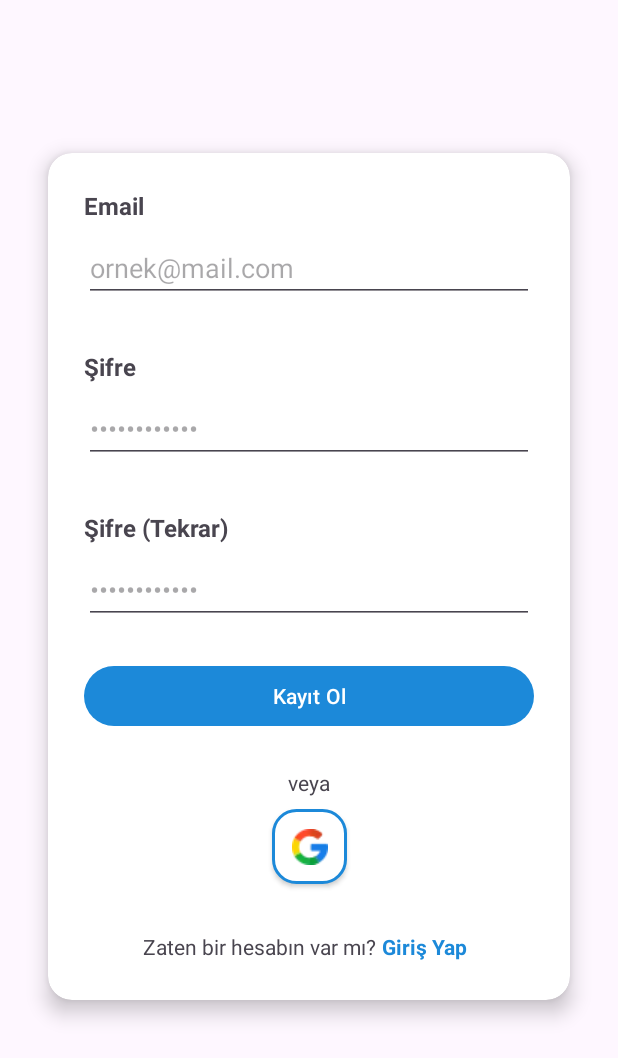
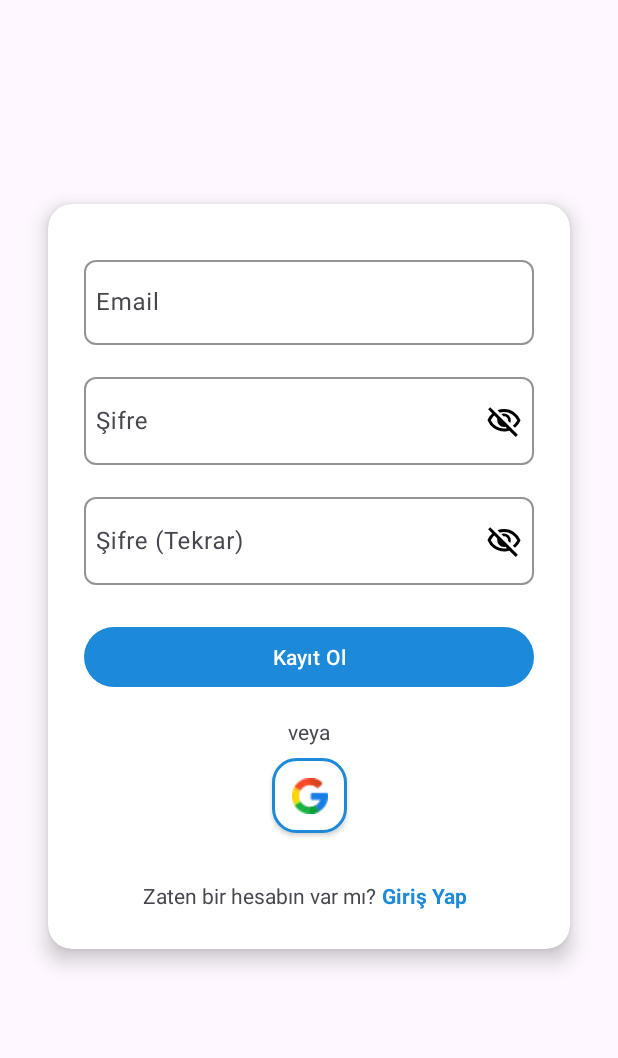
Before and after one commit to FatihOZKURT/Shopn, an Android app: the RegisterScreen screen opened through its navigation route, on a phone screen of 412 x 824 dp. Shown: the top 1058 px of the screen. Run offline under Robolectric (Android 15) with nearby library versions, the phone set to English and light mode, and no system bars; our stand-ins replace Dagger/Hilt's generated code, Firebase (no records; nobody signed in at launch, a user with empty details on screens opened directly).

Commit message:
Refactor: update UI layout for detail and auth screens

```diff
--- a/app/src/main/java/com/example/shopn/ui/screen/LoginScreen.kt
+++ b/app/src/main/java/com/example/shopn/ui/screen/LoginScreen.kt
@@ -24,6 +24,7 @@ import com.google.android.gms.common.api.ApiException
 import com.google.firebase.auth.FirebaseAuth
 import dagger.hilt.android.AndroidEntryPoint
 import androidx.core.content.edit
+import com.example.shopn.util.PasswordVisibilityHelper
 
 @AndroidEntryPoint
 class LoginScreen : Fragment() {
@@ -93,6 +94,7 @@ class LoginScreen : Fragment() {
                     Toast.makeText(requireContext(), "Hata: ${it.localizedMessage}", Toast.LENGTH_SHORT).show()
                 }
         }
+        PasswordVisibilityHelper(requireContext(), binding.passwordTextLogin)
 
         return binding.root
     }
--- a/app/src/main/java/com/example/shopn/ui/screen/RegisterScreen.kt
+++ b/app/src/main/java/com/example/shopn/ui/screen/RegisterScreen.kt
@@ -23,6 +23,7 @@ import dagger.hilt.android.AndroidEntryPoint
 import kotlin.getValue
 import com.example.shopn.R
 import androidx.core.content.edit
+import com.example.shopn.util.PasswordVisibilityHelper
 
 @AndroidEntryPoint
 class RegisterScreen : Fragment() {
@@ -78,6 +79,9 @@ class RegisterScreen : Fragment() {
             findNavController().navigateUp()
         }
 
+        PasswordVisibilityHelper(requireContext(), binding.passwordTextRegister)
+        PasswordVisibilityHelper(requireContext(), binding.confirmPassword)
+
         observeViewModel()
 
         return binding.root
--- /dev/null
+++ b/app/src/main/java/com/example/shopn/util/PassswordVisibilityHelper.kt
@@ -0,0 +1,62 @@
+package com.example.shopn.util
+
+import android.annotation.SuppressLint
+import android.content.Context
+import android.text.InputType
+import android.view.MotionEvent
+import android.widget.EditText
+import androidx.core.content.ContextCompat
+import com.example.shopn.R
+
+class PasswordVisibilityHelper(
+    private val context: Context,
+    private val editText: EditText
+) {
+
+    private var isPasswordVisible = false
+
+    init {
+        setupToggle()
+        setIcon(isPasswordVisible)
+    }
+
+    @SuppressLint("ClickableViewAccessibility")
+    private fun setupToggle() {
+        editText.setOnTouchListener { _, event ->
+            if (event.action == MotionEvent.ACTION_UP) {
+                val drawableEnd = editText.compoundDrawablesRelative[2]
+                if (drawableEnd != null) {
+                    val drawableWidth = drawableEnd.bounds.width()
+                    val touchAreaStart = editText.width - editText.paddingEnd - drawableWidth
+                    if (event.x >= touchAreaStart) {
+                        togglePasswordVisibility()
+                        return@setOnTouchListener true
+                    }
+                }
+            }
+            false
+        }
+    }
+
+    private fun togglePasswordVisibility() {
+        isPasswordVisible = !isPasswordVisible
+        val selection = editText.selectionEnd
+
+        if (isPasswordVisible) {
+            editText.inputType =
+                InputType.TYPE_CLASS_TEXT or InputType.TYPE_TEXT_VARIATION_VISIBLE_PASSWORD
+        } else {
+            editText.inputType =
+                InputType.TYPE_CLASS_TEXT or InputType.TYPE_TEXT_VARIATION_PASSWORD
+        }
+
+        editText.setSelection(selection)
+        setIcon(isPasswordVisible)
+    }
+
+    private fun setIcon(visible: Boolean) {
+        val icon = if (visible) R.drawable.visibility_on else R.drawable.visibility_off
+        val drawable = ContextCompat.getDrawable(context, icon)
+        editText.setCompoundDrawablesRelativeWithIntrinsicBounds(null, null, drawable, null)
+    }
+}
--- /dev/null
+++ b/app/src/main/res/drawable/visibility_off.xml
@@ -0,0 +1,5 @@
+<vector xmlns:android="http://schemas.android.com/apk/res/android" android:height="24dp" android:tint="#000000" android:viewportHeight="960" android:viewportWidth="960" android:width="24dp">
+
+    <path android:fillColor="@android:color/white" android:pathData="M644,532L586,474Q595,427 559,386Q523,345 466,354L408,296Q425,288 442.5,284Q460,280 480,280Q555,280 607.5,332.5Q660,385 660,460Q660,480 656,497.5Q652,515 644,532ZM772,658L714,602Q752,573 781.5,538.5Q811,504 832,460Q782,359 688.5,299.5Q595,240 480,240Q451,240 423,244Q395,248 368,256L306,194Q347,177 390,168.5Q433,160 480,160Q631,160 749,243.5Q867,327 920,460Q897,519 859.5,569.5Q822,620 772,658ZM792,904L624,738Q589,749 553.5,754.5Q518,760 480,760Q329,760 211,676.5Q93,593 40,460Q61,407 93,361.5Q125,316 166,280L56,168L112,112L848,848L792,904ZM222,336Q193,362 169,393Q145,424 128,460Q178,561 271.5,620.5Q365,680 480,680Q500,680 519,677.5Q538,675 558,672L522,634Q511,637 501,638.5Q491,640 480,640Q405,640 352.5,587.5Q300,535 300,460Q300,449 301.5,439Q303,429 306,418L222,336ZM541,429L541,429Q541,429 541,429Q541,429 541,429Q541,429 541,429Q541,429 541,429Q541,429 541,429Q541,429 541,429ZM390,504Q390,504 390,504Q390,504 390,504L390,504Q390,504 390,504Q390,504 390,504Q390,504 390,504Q390,504 390,504Z"/>
+
+</vector>
--- /dev/null
+++ b/app/src/main/res/drawable/visibility_on.xml
@@ -0,0 +1,5 @@
+<vector xmlns:android="http://schemas.android.com/apk/res/android" android:height="24dp" android:tint="#000000" android:viewportHeight="960" android:viewportWidth="960" android:width="24dp">
+
+    <path android:fillColor="@android:color/white" android:pathData="M480,640Q555,640 607.5,587.5Q660,535 660,460Q660,385 607.5,332.5Q555,280 480,280Q405,280 352.5,332.5Q300,385 300,460Q300,535 352.5,587.5Q405,640 480,640ZM480,568Q435,568 403.5,536.5Q372,505 372,460Q372,415 403.5,383.5Q435,352 480,352Q525,352 556.5,383.5Q588,415 588,460Q588,505 556.5,536.5Q525,568 480,568ZM480,760Q334,760 214,678.5Q94,597 40,460Q94,323 214,241.5Q334,160 480,160Q626,160 746,241.5Q866,323 920,460Q866,597 746,678.5Q626,760 480,760ZM480,460Q480,460 480,460Q480,460 480,460Q480,460 480,460Q480,460 480,460Q480,460 480,460Q480,460 480,460Q480,460 480,460Q480,460 480,460ZM480,680Q593,680 687.5,620.5Q782,561 832,460Q782,359 687.5,299.5Q593,240 480,240Q367,240 272.5,299.5Q178,359 128,460Q178,561 272.5,620.5Q367,680 480,680Z"/>
+
+</vector>
--- a/app/src/main/res/layout/register_screen.xml
+++ b/app/src/main/res/layout/register_screen.xml
@@ -5,126 +5,99 @@
     xmlns:tools="http://schemas.android.com/tools"
     android:layout_width="match_parent"
     android:layout_height="match_parent"
-    tools:context=".ui.screen.RegisterScreen" >
-
+    tools:context=".ui.screen.RegisterScreen">
 
     <androidx.cardview.widget.CardView
-        android:layout_width="0dp"
-        android:layout_height="wrap_content"
-        android:layout_margin="32dp"
+        style="@style/CardViewStyle"
         app:cardCornerRadius="16dp"
         app:cardElevation="8dp"
         app:layout_constraintTop_toTopOf="parent"
         app:layout_constraintBottom_toBottomOf="parent"
         app:layout_constraintStart_toStartOf="parent"
-        app:layout_constraintEnd_toEndOf="parent" >
+        app:layout_constraintEnd_toEndOf="parent">
 
         <androidx.constraintlayout.widget.ConstraintLayout
-            android:layout_width="match_parent"
-            android:layout_height="wrap_content"
-            android:padding="24dp">
+            style="@style/LayoutStyle">
+            <com.google.android.material.textfield.TextInputLayout
+                android:id="@+id/emailInputLayout"
+                style="@style/TextInputLayoutOutlined"
+                android:layout_marginTop="8dp"
 
+                app:layout_constraintTop_toTopOf="parent"
+                app:layout_constraintStart_toStartOf="parent"
+                app:layout_constraintEnd_toEndOf="parent">
+
+                <com.google.android.material.textfield.TextInputEditText
+                    android:id="@+id/emailTextRegister"
+                    style="@style/TextInputEditTextStyle"
+                    android:inputType="textEmailAddress"
+                    android:hint="Email" />
+            </com.google.android.material.textfield.TextInputLayout>
+
+            <!-- Şifre -->
+            <com.google.android.material.textfield.TextInputLayout
+                android:id="@+id/passwordInputLayout"
+                style="@style/TextInputLayoutOutlined"
+                android:layout_marginTop="16dp"
+                android:hint="Şifre"
+                app:layout_constraintTop_toBottomOf="@id/emailInputLayout"
+                app:layout_constraintStart_toStartOf="parent"
+                app:layout_constraintEnd_toEndOf="parent">
+
+                <com.google.android.material.textfield.TextInputEditText
+                    android:id="@+id/passwordTextRegister"
+                    style="@style/TextInputEditTextStyle"
+                    android:inputType="textPassword"
+                    android:drawableEnd="@drawable/visibility_off"
+                    android:drawablePadding="8dp" />
+            </com.google.android.material.textfield.TextInputLayout>
+
+            <!-- Şifre (Tekrar) -->
+            <com.google.android.material.textfield.TextInputLayout
+                android:id="@+id/confirmPasswordInputLayout"
+                style="@style/TextInputLayoutOutlined"
+                android:layout_marginTop="16dp"
+                android:hint="Şifre (Tekrar)"
+                app:layout_constraintTop_toBottomOf="@id/passwordInputLayout"
+                app:layout_constraintStart_toStartOf="parent"
+                app:layout_constraintEnd_toEndOf="parent">
+
+                <com.google.android.material.textfield.TextInputEditText
+                    android:id="@+id/confirmPassword"
+                    style="@style/TextInputEditTextStyle"
+                    android:inputType="textPassword"
+                    android:drawableEnd="@drawable/visibility_off"
+                    android:drawablePadding="8dp" />
+            </com.google.android.material.textfield.TextInputLayout>
+
+            <!-- Kayıt Ol Butonu -->
+            <Button
+                android:id="@+id/createAccount"
+                style="@style/PrimaryActionButton"
+                android:text="Kayıt Ol"
+                app:layout_constraintTop_toBottomOf="@id/confirmPasswordInputLayout"
+                app:layout_constraintStart_toStartOf="parent"
+                app:layout_constraintEnd_toEndOf="parent" />
+
+            <!-- Veya -->
             <TextView
-                android:id="@+id/textView1"
-                android:layout_width="wrap_content"
-                android:layout_height="wrap_content"
-                android:text="Email"
-                android:textSize="16sp"
-                android:textStyle="bold"
-                app:layout_constraintStart_toStartOf="parent"
-                app:layout_constraintTop_toTopOf="parent" />
-
-            <EditText
-                android:id="@+id/emailTextRegister"
-                android:layout_width="0dp"
-                android:layout_height="wrap_content"
-                android:layout_marginTop="8dp"
-                android:hint="ornek@mail.com"
-                android:inputType="textEmailAddress"
+                android:id="@+id/textView4"
+                style="@style/OrTextView"
+                android:layout_marginTop="16dp"
                 app:layout_constraintEnd_toEndOf="parent"
                 app:layout_constraintStart_toStartOf="parent"
-                app:layout_constraintTop_toBottomOf="@id/textView1" />
+                app:layout_constraintTop_toBottomOf="@id/createAccount" />
 
-            <TextView
-                android:id="@+id/textView2"
-                android:layout_width="wrap_content"
-                android:layout_height="wrap_content"
-                android:layout_marginTop="32dp"
-                android:text="Şifre"
-                android:textSize="16sp"
-                android:textStyle="bold"
-                app:layout_constraintStart_toStartOf="parent"
-                app:layout_constraintTop_toBottomOf="@id/emailTextRegister" />
-
-            <EditText
-                android:id="@+id/passwordTextRegister"
-                android:layout_width="0dp"
-                android:layout_height="wrap_content"
-                android:layout_marginTop="8dp"
-                android:hint="••••••••••••"
-                android:inputType="textPassword"
-                app:layout_constraintEnd_toEndOf="parent"
-                app:layout_constraintStart_toStartOf="parent"
-                app:layout_constraintTop_toBottomOf="@id/textView2" />
-
-            <TextView
-                android:id="@+id/textView3"
-                android:layout_width="wrap_content"
-                android:layout_height="wrap_content"
-                android:layout_marginTop="32dp"
-                android:text="Şifre (Tekrar)"
-                android:textSize="16sp"
-                android:textStyle="bold"
-                app:layout_constraintStart_toStartOf="parent"
-                app:layout_constraintTop_toBottomOf="@id/passwordTextRegister" />
-            <EditText
-                android:id="@+id/confirmPassword"
-                android:layout_width="0dp"
-                android:layout_height="wrap_content"
-                android:layout_marginTop="8dp"
-                android:hint="••••••••••••"
-                android:inputType="textPassword"
-                app:layout_constraintEnd_toEndOf="parent"
-                app:layout_constraintStart_toStartOf="parent"
-                app:layout_constraintTop_toBottomOf="@id/textView3" />
-            <Button
-                android:id="@+id/createAccount"
-                android:layout_width="0dp"
-                android:layout_height="wrap_content"
-                android:text="Kayıt Ol"
-                android:layout_marginTop="24dp"
-                app:layout_constraintEnd_toEndOf="parent"
-                app:layout_constraintStart_toStartOf="parent"
-                app:layout_constraintTop_toBottomOf="@+id/confirmPassword" />
-
-            <TextView
-                android:id="@+id/textView4"
-                android:layout_width="wrap_content"
-                android:layout_height="wrap_content"
-                android:layout_marginStart="16dp"
-                android:layout_marginTop="24dp"
-                android:layout_marginEnd="16dp"
-                android:textSize="14sp"
-                android:text="veya"
-                app:layout_constraintEnd_toEndOf="parent"
-                app:layout_constraintStart_toStartOf="parent"
-                app:layout_constraintTop_toBottomOf="@+id/createAccount" />
-
+            <!-- Google ile giriş butonu -->
             <ImageButton
                 android:id="@+id/imageButtonSignUpWithGoogle"
-                android:layout_width="50dp"
-                android:layout_height="50dp"
-                android:layout_marginTop="8dp"
+                style="@style/GoogleButtonStyle"
                 android:src="@drawable/google"
-                android:background="@drawable/google_button_border"
-                android:padding="8dp"
-                android:scaleType="centerInside"
-                android:elevation="2dp"
-                android:contentDescription="Google ile giriş"
-                app:layout_constraintEnd_toEndOf="parent"
+                app:layout_constraintTop_toBottomOf="@id/textView4"
                 app:layout_constraintStart_toStartOf="parent"
-                app:layout_constraintTop_toBottomOf="@id/textView4" />
+                app:layout_constraintEnd_toEndOf="parent" />
 
+            <!-- Zaten hesabın var mı? -->
             <TextView
                 android:id="@+id/textView5"
                 android:layout_width="wrap_content"
@@ -132,30 +105,23 @@
                 android:layout_marginTop="32dp"
                 android:layout_marginEnd="4dp"
                 android:layout_marginBottom="2dp"
-                android:clickable="false"
                 android:text="Zaten bir hesabın var mı?"
+                app:layout_constraintTop_toBottomOf="@id/imageButtonSignUpWithGoogle"
                 app:layout_constraintBottom_toBottomOf="parent"
-                app:layout_constraintEnd_toStartOf="@+id/goToLoginText"
-                app:layout_constraintTop_toBottomOf="@+id/imageButtonSignUpWithGoogle"
-                app:layout_constraintVertical_bias="0.0" />
+                app:layout_constraintEnd_toStartOf="@id/goToLoginText" />
 
+            <!-- Giriş Yap Linki -->
             <TextView
                 android:id="@+id/goToLoginText"
-                android:layout_width="wrap_content"
-                android:layout_height="wrap_content"
+                style="@style/SmallLinkText"
                 android:layout_marginTop="32dp"
                 android:layout_marginEnd="44dp"
                 android:layout_marginBottom="2dp"
-                android:clickable="true"
                 android:text="Giriş Yap"
-                android:textColor="?attr/colorPrimary"
-                android:textStyle="bold"
+                app:layout_constraintTop_toBottomOf="@id/imageButtonSignUpWithGoogle"
                 app:layout_constraintBottom_toBottomOf="parent"
-                app:layout_constraintEnd_toEndOf="parent"
-                app:layout_constraintTop_toBottomOf="@+id/imageButtonSignUpWithGoogle" />
+                app:layout_constraintEnd_toEndOf="parent" />
 
         </androidx.constraintlayout.widget.ConstraintLayout>
     </androidx.cardview.widget.CardView>
-
-
 </androidx.constraintlayout.widget.ConstraintLayout>
--- /dev/null
+++ b/app/src/main/res/values/styles.xml
@@ -0,0 +1,106 @@
+<?xml version="1.0" encoding="utf-8"?>
+
+<resources>
+
+    <!-- Ortak TextView Başlıklar -->
+    <style name="BoldLabelText">
+        <item name="android:layout_width">wrap_content</item>
+        <item name="android:layout_height">wrap_content</item>
+        <item name="android:textSize">16sp</item>
+        <item name="android:textStyle">bold</item>
+    </style>
+
+    <!-- Ortak EditText -->
+    <style name="EditTextStyleMail">
+        <item name="android:layout_width">0dp</item>
+        <item name="android:layout_height">wrap_content</item>
+        <item name="android:layout_marginTop">8dp</item>
+        <item name="android:inputType">textEmailAddress</item>
+        <item name="android:hint">ornek@mail.com</item>
+    </style>
+
+    <!-- Şifre EditText -->
+    <style name="HintPasswordEditTextStyle">
+        <item name="android:layout_width">0dp</item>
+        <item name="android:layout_height">wrap_content</item>
+        <item name="android:layout_marginTop">8dp</item>
+        <item name="android:hint">••••••••••••</item>
+        <item name="android:inputType">textPassword</item>
+        <item name="android:drawableEnd">@drawable/visibility_off</item>
+        <item name="android:drawablePadding">8dp</item>
+        <item name="android:paddingEnd">16dp</item>
+    </style>
+
+    <!-- Veya TextView -->
+    <style name="OrTextView">
+        <item name="android:layout_width">wrap_content</item>
+        <item name="android:layout_height">wrap_content</item>
+        <item name="android:textSize">14sp</item>
+        <item name="android:text">veya</item>
+        <item name="android:layout_marginEnd">16dp</item>
+        <item name="android:layout_marginStart">16dp</item>
+    </style>
+
+    <!-- Ana Buton -->
+    <style name="PrimaryActionButton">
+        <item name="android:layout_width">0dp</item>
+        <item name="android:layout_height">wrap_content</item>
+        <item name="android:layout_marginTop">24dp</item>
+    </style>
+
+    <!-- Alt Tıklanabilir Yazılar -->
+    <style name="SmallLinkText">
+        <item name="android:layout_width">wrap_content</item>
+        <item name="android:layout_height">wrap_content</item>
+        <item name="android:textSize">14sp</item>
+        <item name="android:textColor">?attr/colorPrimary</item>
+        <item name="android:textStyle">bold</item>
+        <item name="android:clickable">true</item>
+    </style>
+
+    <!-- Google ile giriş butonu -->
+    <style name="GoogleButtonStyle">
+        <item name="android:layout_width">50dp</item>
+        <item name="android:layout_height">50dp</item>
+        <item name="android:layout_marginTop">8dp</item>
+        <item name="android:padding">8dp</item>
+        <item name="android:scaleType">centerInside</item>
+        <item name="android:elevation">2dp</item>
+        <item name="android:background">@drawable/google_button_border</item>
+        <item name="android:contentDescription">Google ile giriş</item>
+    </style>
+
+    <style name="CardViewStyle">
+        <item name="android:layout_width">0dp</item>
+        <item name="android:layout_height">wrap_content</item>
+        <item name="android:layout_margin">32dp</item>
+    </style>
+
+    <style name="LayoutStyle">
+        <item name="android:layout_width">match_parent</item>
+        <item name="android:layout_height">wrap_content</item>
+        <item name="android:padding">24dp</item>
+    </style>
+
+
+    <style name="TextInputLayoutOutlined" parent="Widget.Material3.TextInputLayout.OutlinedBox">
+        <item name="android:layout_width">0dp</item>
+        <item name="android:layout_height">wrap_content</item>
+        <item name="boxCornerRadiusTopStart">8dp</item>
+        <item name="boxCornerRadiusTopEnd">8dp</item>
+        <item name="boxCornerRadiusBottomStart">8dp</item>
+        <item name="boxCornerRadiusBottomEnd">8dp</item>
+        <item name="boxStrokeColor">@color/my_light_primary</item>
+    </style>
+
+
+    <style name="TextInputEditTextStyle" parent="Widget.Material3.TextInputEditText.OutlinedBox">
+        <item name="android:layout_width">match_parent</item>
+        <item name="android:layout_height">wrap_content</item>
+        <item name="android:paddingStart">8dp</item>
+        <item name="android:paddingEnd">8dp</item>
+    </style>
+
+
+
+</resources>
```
Also changed, not shown: app/src/main/java/com/example/shopn/ui/viewmodel/CartViewModel.kt (+3 -4 lines), app/src/main/res/layout/detail_screen.xml (+34 -35 lines), app/src/main/res/layout/login_screen.xml (+64 -96 lines).
